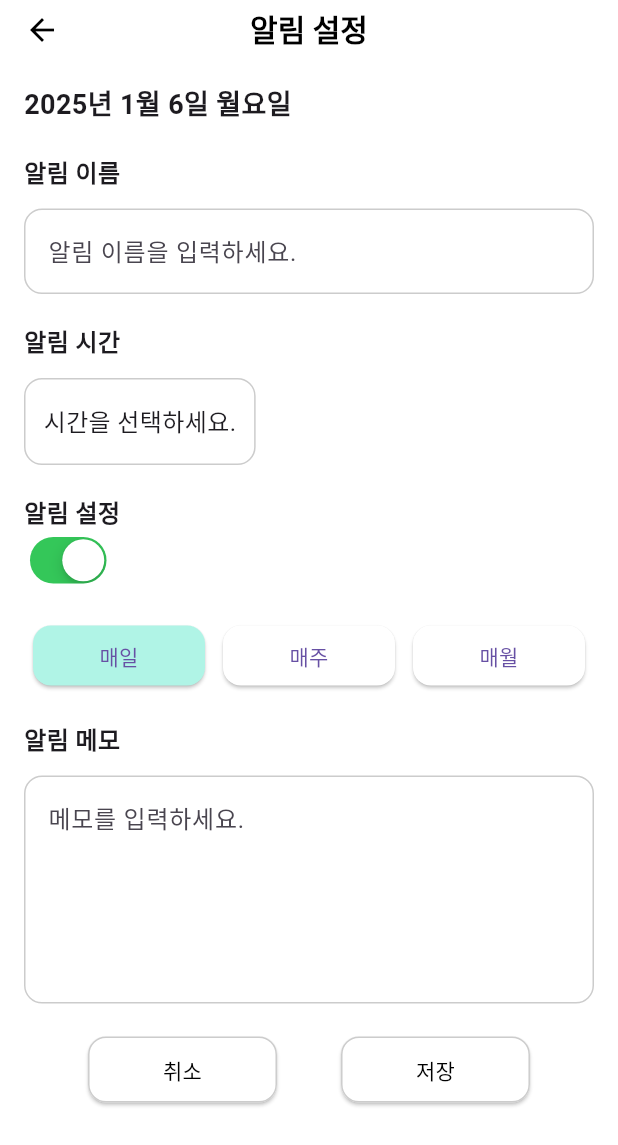
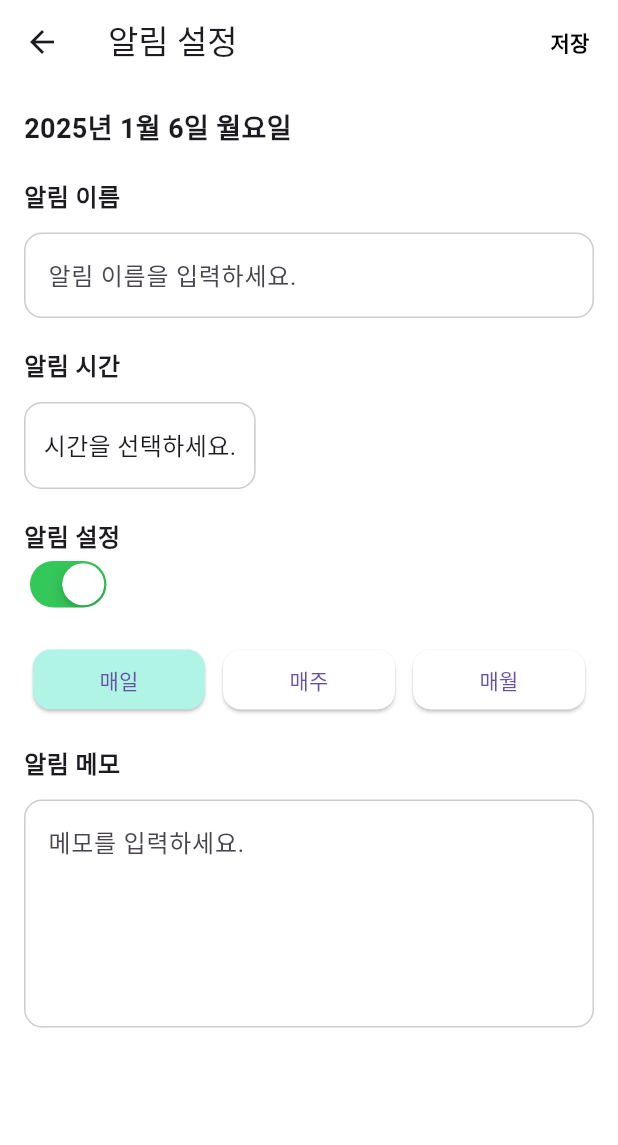
Before and after one commit to recycle-all/bulssuk_front, a Flutter app: the MemoPage screen opened directly with empty values, on a phone screen of 412 x 824 dp. Shown: the top 1145 px of the screen. Run offline on Flutter 3.47's test engine with Material 3 defaults, Android fonts, the phone set to English and light mode, and no system bars; our stand-ins replace flutter_dotenv, flutter_local_notifications, flutter_secure_storage, image_picker, permission_handler, sqflite and 2 more; missing offline and left inert: ftpconnect; accounts and stored records are empty; network calls fail.

Commit message:
memo_page: UI modify

```diff
--- a/lib/calendar/memo_page.dart
+++ b/lib/calendar/memo_page.dart
@@ -132,8 +132,21 @@ class _MemoPageState extends State<MemoPage> {
   @override
   Widget build(BuildContext context) {
     return Scaffold(
-      appBar: const TopNavigationSection(
-        title: '알림 설정',
+      appBar: AppBar(
+        title: const Text('알림 설정'),
+        backgroundColor: Colors.white, // AppBar 배경색 변경 (필요에 따라 수정)
+        actions: [
+          TextButton(
+            onPressed: _saveMemo,
+            child: const Text(
+              '저장',
+              style: TextStyle(
+                color: Colors.black, // 버튼 텍스트 색상
+                fontWeight: FontWeight.bold,
+              ),
+            ),
+          ),
+        ],
       ),
       body: Padding(
         padding: const EdgeInsets.all(16.0),
@@ -197,14 +210,7 @@ class _MemoPageState extends State<MemoPage> {
               maxLines: 5,
               decoration: _buildInputDecoration('메모를 입력하세요.'),
             ),
-            const SizedBox(height: 20),
-            Row(
-              mainAxisAlignment: MainAxisAlignment.spaceEvenly,
-              children: [
-                _buildActionButton('취소', () => Navigator.pop(context)),
-                _buildActionButton('저장', _saveMemo),
-              ],
-            ),
+            const SizedBox(height: 20)
           ],
         ),
       ),
```
